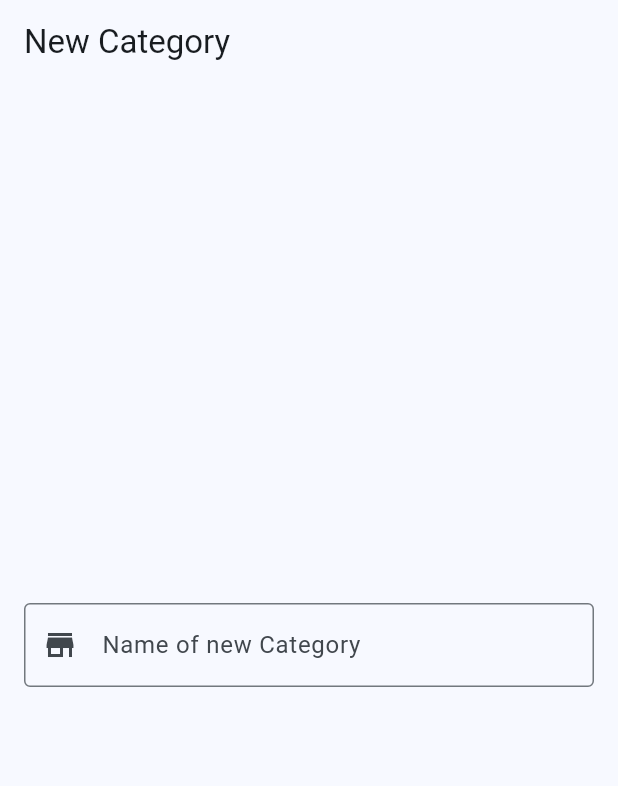
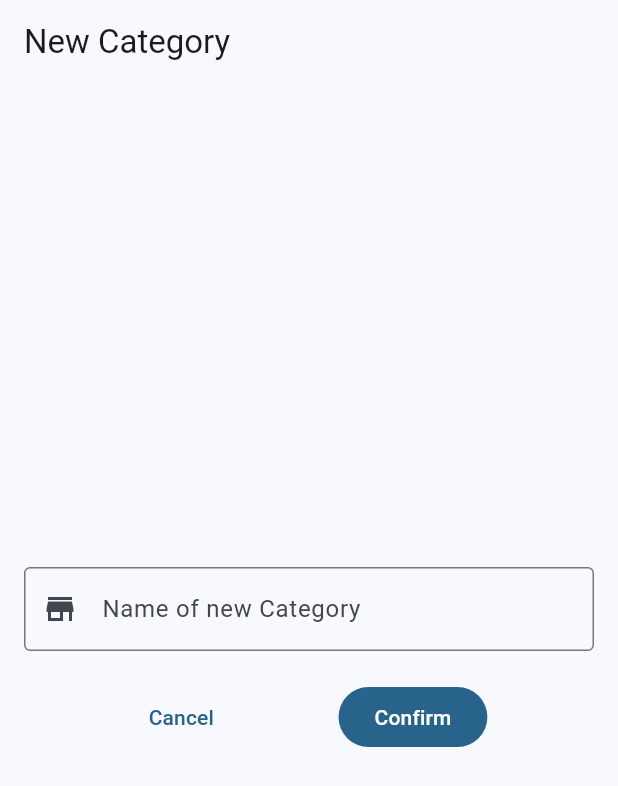
Before and after one commit to mvpur/tracknshop, a Flutter app: the NewCategoryScreen screen opened by its route, on a phone screen of 412 x 824 dp. Shown: the top 786 px of the screen. Run offline on Flutter 3.47's test engine with Material 3 defaults, Android fonts, the light colour scheme and no system bars; our stand-ins replace flutter_speed_dial, go_router.

Commit message:
updated new category screen

```diff
--- a/lib/presentation/screens/category/new_category_screen.dart
+++ b/lib/presentation/screens/category/new_category_screen.dart
@@ -1,4 +1,6 @@
 import 'package:flutter/material.dart';
+import 'package:go_router/go_router.dart';
+import 'package:track_shop_app/presentation/screens/collection/collection_screen.dart';
 
 class NewCategoryScreen extends StatefulWidget {
   const NewCategoryScreen({super.key});
@@ -18,13 +20,13 @@ class _NewCategoryScreenState extends State<NewCategoryScreen> {
       appBar: AppBar(
         title: const Text('New Category'),
       ),
-      body: const Padding(
-        padding: EdgeInsets.all(16.0),
+      body: Padding(
+        padding: const EdgeInsets.all(16.0),
         child: Column(
           mainAxisAlignment: MainAxisAlignment.center,
           crossAxisAlignment: CrossAxisAlignment.stretch,
           children: [
-            TextField(
+            const TextField(
               decoration: InputDecoration(
                 labelText: 'Name of new Category',
                 hintText: 'Name',
@@ -32,7 +34,18 @@ class _NewCategoryScreenState extends State<NewCategoryScreen> {
                 prefixIcon: Icon(Icons.store),
               ),
             ),
-            SizedBox(height: 20.0),
+            const SizedBox(height: 20.0),
+            Row(
+              mainAxisAlignment: MainAxisAlignment.spaceEvenly,
+              children: [
+                TextButton(
+                    onPressed: () => context.goNamed(CollectionScreen.name),
+                    child: const Text('Cancel')),
+                FilledButton(
+                    onPressed: () => context.goNamed(CollectionScreen.name),
+                    child: const Text('Confirm')),
+              ],
+            ),
           ],
         ),
       ),
```
